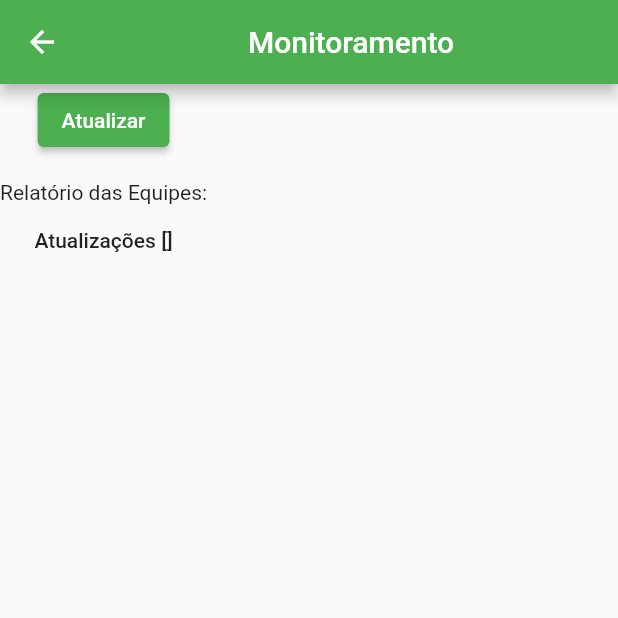
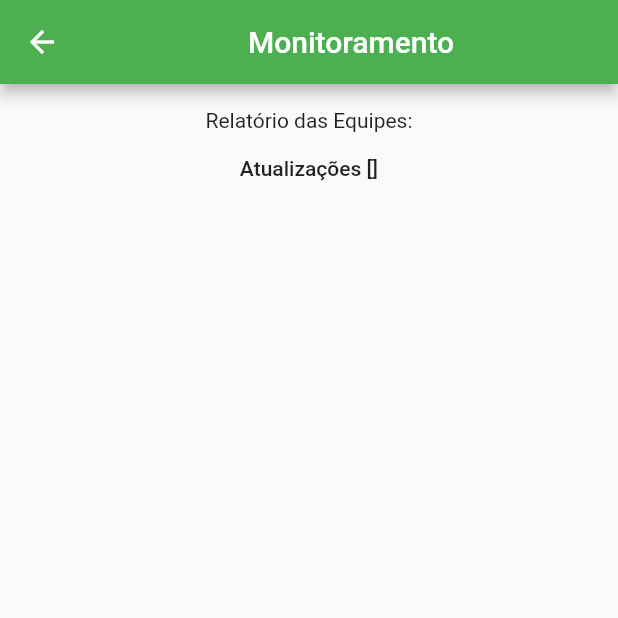
Before and after one commit to esterrds/MangueLaps, a Flutter app: the ViewPage screen opened by its route, on a phone screen of 412 x 824 dp, the top half of it. Run offline on Flutter 3.47's test engine with Material 2 defaults, Android fonts, the phone set to English and light mode, and no system bars; our stand-ins replace bloc, flutter_bloc; missing offline and left inert: mqtt_client, mysql1.

Commit message:
bug resolvido, falta validar

```diff
--- a/lib/presentation/add_car.dart
+++ b/lib/presentation/add_car.dart
@@ -27,7 +27,9 @@ class CarAdder extends StatelessWidget {
             mainAxisAlignment: MainAxisAlignment.center,
             children: [
               const Text("Não use acentos ou caracteres especiais!"),
-
+              const SizedBox(
+                height: 20,
+              ),
               Row(
                 children: [
                   //caixa para receber nome das equipes
--- a/lib/presentation/main_list.dart
+++ b/lib/presentation/main_list.dart
@@ -39,7 +39,7 @@ class _MainListState extends State<MainList> {
                   child: Dismissible(
                     //excluir itens da lista
                     background: deleteBgItem(),
-                    key: ValueKey<dynamic>(cubit.carList[index]),
+                    key: UniqueKey(),
                     onDismissed: (DismissDirection direction) {
                       var equipes = cubit.carList[index];
                       cubit.carList.removeAt(index);
--- a/lib/presentation/monit/view_page.dart
+++ b/lib/presentation/monit/view_page.dart
@@ -62,13 +62,14 @@ class ViewPageState extends State<ViewPage> {
       ),
       body: Column(
         children: <Widget>[
-          ElevatedButton(
+          /*ElevatedButton(
             onPressed: _getCustomer,
             child: const Text("Atualizar"),
-          ),
-          const Text(
+          ),*/
+          const Center(
+              child: Text(
             '\nRelatório das Equipes:',
-          ),
+          )),
           Text(
             '\nAtualizações ${cubit.carList}\n',
             style: Theme.of(context).textTheme.bodyText1,
```
Also changed, not shown: 1 other file.
